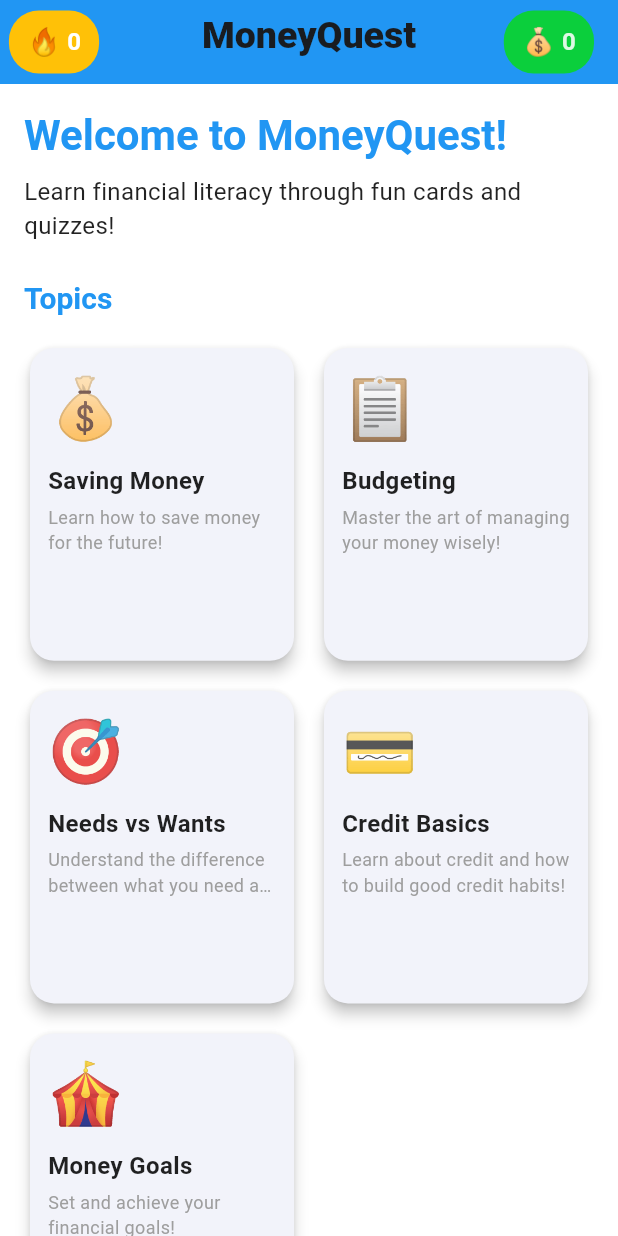
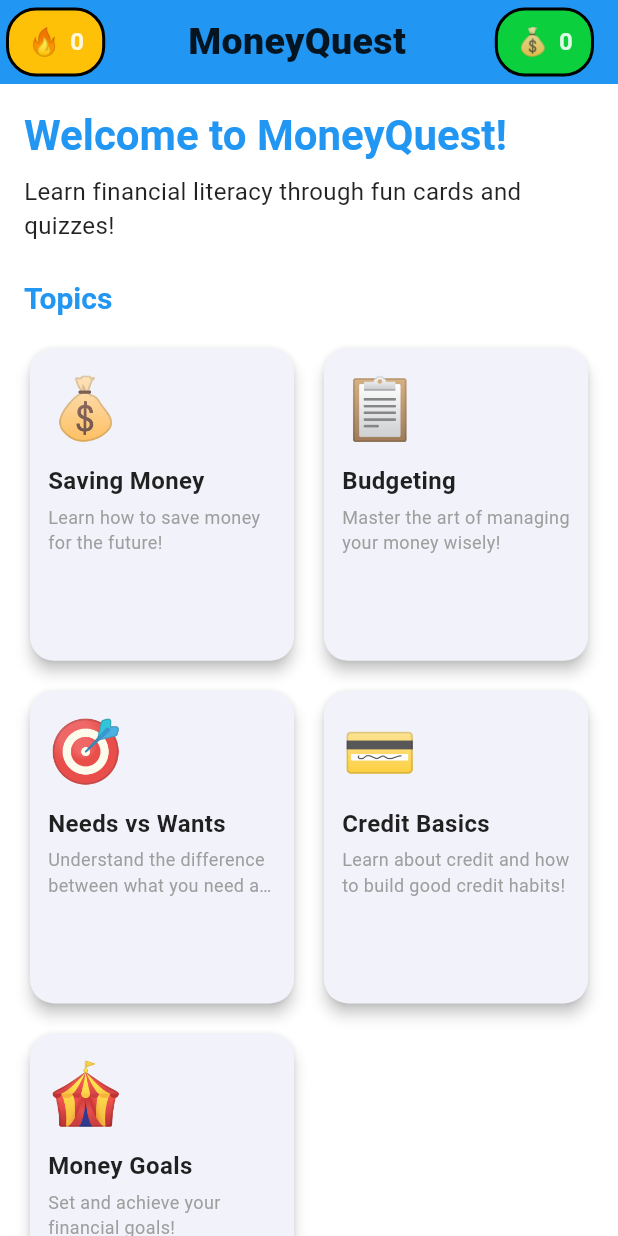
Before and after one commit to sandeshgaraga/WealthX, a Flutter app: the screen it shows after launch, on a phone screen of 412 x 824 dp. Run offline on Flutter 3.47's test engine with Material 3 defaults, Android fonts, the phone set to English and light mode, and no system bars; our stand-ins replace shared_preferences; accounts and stored records are empty.

Commit message:
2/1 update

```diff
--- a/lib/data/sample_data.dart
+++ b/lib/data/sample_data.dart
@@ -1,5 +1,6 @@
 /// Sample data for MoneyQuest app
 /// Contains all topics, flash cards, and quiz questions
+library;
 
 import '../models/models.dart';
 
--- a/lib/data/shop_data.dart
+++ b/lib/data/shop_data.dart
@@ -1,5 +1,6 @@
 /// Shop Data
 /// Contains all purchasable items in the MoneyQuest shop
+library;
 
 import '../models/models.dart';
 
--- a/lib/main.dart
+++ b/lib/main.dart
@@ -1,5 +1,6 @@
 /// Main App Entry Point
 /// Configures the Flutter app with providers and theme management
+library;
 
 import 'package:flutter/material.dart';
 import 'package:provider/provider.dart';
@@ -25,10 +26,9 @@ void main() async {
 
   runApp(
     MoneyQuestApp(
-      storageService: storageService,
-      userDataProvider: userDataProvider,
-      initialTheme: savedTheme,
-    ),
+        storageService: storageService,
+        userDataProvider: userDataProvider,
+        initialTheme: savedTheme),
   );
 }
 
@@ -38,11 +38,11 @@ class MoneyQuestApp extends StatelessWidget {
   final String initialTheme;
 
   const MoneyQuestApp({
-    Key? key,
+    super.key,
     required this.storageService,
     required this.userDataProvider,
     required this.initialTheme,
-  }) : super(key: key);
+  });
 
   @override
   Widget build(BuildContext context) {
--- a/lib/models/models.dart
+++ b/lib/models/models.dart
@@ -1,5 +1,6 @@
 /// Models for MoneyQuest app
 /// Contains data classes for Questions, FlashCards, Topics, Users, and Shop Items
+library;
 
 /// Represents a single flash card with a term and definition
 class FlashCard {
--- a/lib/screens/home_screen.dart
+++ b/lib/screens/home_screen.dart
@@ -1,5 +1,6 @@
 /// Home Screen
 /// Displays topic selection and navigation to different app sections
+library;
 
 import 'package:flutter/material.dart';
 import 'package:provider/provider.dart';
@@ -12,7 +13,7 @@ import 'quiz_screen.dart';
 import 'shop_screen.dart';
 
 class HomeScreen extends StatelessWidget {
-  const HomeScreen({Key? key}) : super(key: key);
+  const HomeScreen({super.key});
 
   @override
   Widget build(BuildContext context) {
@@ -25,78 +26,43 @@ class HomeScreen extends StatelessWidget {
             elevation: 4,
             toolbarHeight: 56,
             expandedHeight: 56,
-            flexibleSpace: FlexibleSpaceBar(
-              title: const Text(
-                'MoneyQuest',
-                style: TextStyle(fontWeight: FontWeight.w900, fontSize: 25),
-              ),
-              centerTitle: true,
-            ),
-            leadingWidth: 72,
-            leading: Consumer<UserDataProvider>(
+            flexibleSpace: Center(
+              child: Row(
+                mainAxisAlignment: MainAxisAlignment.spaceBetween,
+                children: [
+                  // Streak container
+                  Consumer<UserDataProvider>(
                     builder: (context, userDataProvider, child) {
                       return Align(
                         alignment: Alignment.center,
-                  child: Container(
-                    margin: const EdgeInsets.symmetric(horizontal: 4),
-                    padding: const EdgeInsets.symmetric(
-                      horizontal: 12,
-                      vertical: 8,
-                    ),
-                    decoration: BoxDecoration(
-                      color: Colors.amber,
-                      borderRadius: BorderRadius.circular(20),
-                    ),
-                    child: Row(
-                      mainAxisSize: MainAxisSize.min,
-                      children: [
-                        const Text('🔥', style: TextStyle(fontSize: 18)),
-                        const SizedBox(width: 4),
-                        Text(
-                          userDataProvider.streak.toString(),
-                          style: const TextStyle(
-                            fontWeight: FontWeight.bold,
-                            fontSize: 16,
-                          ),
-                        ),
-                      ],
-                    ),
+                        child: Padding(
+                          padding: const EdgeInsets.symmetric(horizontal: 4),
+                          child: StreakBadge(streak: userDataProvider.streak),
                         ),
                       );
                     },
                   ),
-            actions: [
+
+                  // Title
+                  const Text(
+                    'MoneyQuest',
+                    style: TextStyle(
+                      fontWeight: FontWeight.w900,
+                      fontSize: 25,
+                    ),
+                  ),
+
+                  // Money container
                   Consumer<UserDataProvider>(
                     builder: (context, userDataProvider, child) {
                       return Align(
                         alignment: Alignment.center,
                         child: Row(
                           children: [
-                        // Coins badge
-                        Container(
-                          margin: const EdgeInsets.symmetric(horizontal: 8),
-                          padding: const EdgeInsets.symmetric(
-                            horizontal: 12,
-                            vertical: 8,
-                          ),
-                          decoration: BoxDecoration(
-                            color: const Color.fromARGB(255, 11, 207, 60),
-                            borderRadius: BorderRadius.circular(20),
-                          ),
-                          child: Row(
-                            children: [
-                              const Text('💰', style: TextStyle(fontSize: 18)),
-                              const SizedBox(width: 4),
-                              Text(
-                                userDataProvider.coins.toString(),
-                                style: const TextStyle(
-                                  fontWeight: FontWeight.bold,
-                                  fontSize: 16,
-                                  color: Color.fromARGB(221, 255, 255, 255),
-                                ),
-                              ),
-                            ],
-                          ),
+                            Padding(
+                              padding:
+                                  const EdgeInsets.symmetric(horizontal: 8),
+                              child: CoinsBadge(coins: userDataProvider.coins),
                             ),
                             const SizedBox(width: 8),
                           ],
@@ -105,6 +71,10 @@ class HomeScreen extends StatelessWidget {
                     },
                   ),
                 ],
+              ),
+            ),
+            leadingWidth: 0,
+            actions: [],
           ),
 
           // Main content
--- a/lib/screens/shop_screen.dart
+++ b/lib/screens/shop_screen.dart
@@ -1,5 +1,6 @@
 /// Shop Screen
 /// In-app shop for purchasing cosmetic items with coins
+library;
 
 import 'package:flutter/material.dart';
 import 'package:provider/provider.dart';
@@ -10,7 +11,7 @@ import '../services/theme_provider.dart';
 import '../widgets/common_widgets.dart';
 
 class ShopScreen extends StatefulWidget {
-  const ShopScreen({Key? key}) : super(key: key);
+  const ShopScreen({super.key});
 
   @override
   State<ShopScreen> createState() => _ShopScreenState();
@@ -179,7 +180,7 @@ class _ShopScreenState extends State<ShopScreen> {
         ScaffoldMessenger.of(context).showSnackBar(
           SnackBar(
             content: Text('✅ ${item.name} purchased!'),
-            backgroundColor: Colors.green,
+            backgroundColor: const Color.fromARGB(255, 11, 207, 60),
             duration: const Duration(seconds: 2),
           ),
         );
--- a/lib/services/local_storage_service.dart
+++ b/lib/services/local_storage_service.dart
@@ -1,5 +1,6 @@
 /// Local Storage Service
 /// Handles all persistent data storage using SharedPreferences
+library;
 
 import 'package:shared_preferences/shared_preferences.dart';
 
--- a/lib/services/theme_provider.dart
+++ b/lib/services/theme_provider.dart
@@ -1,5 +1,6 @@
 /// App Themes
 /// Defines 4 kid-friendly themes: default, neon, dark, pastel
+library;
 
 import 'package:flutter/material.dart';
 
--- a/lib/services/user_data_provider.dart
+++ b/lib/services/user_data_provider.dart
@@ -1,5 +1,6 @@
 /// User Data Provider
 /// Manages global user state (coins, streak, purchases, theme)
+library;
 
 import 'package:flutter/material.dart';
 import '../models/models.dart';
--- a/lib/widgets/common_widgets.dart
+++ b/lib/widgets/common_widgets.dart
@@ -1,5 +1,6 @@
 /// Reusable Widgets for MoneyQuest
 /// Common UI components used across the app
+library;
 
 import 'package:flutter/material.dart';
 
@@ -10,11 +11,11 @@ class MoneyQuestAppBar extends StatelessWidget implements PreferredSizeWidget {
   final int streak;
 
   const MoneyQuestAppBar({
-    Key? key,
+    super.key,
     required this.title,
     required this.coins,
     required this.streak,
-  }) : super(key: key);
+  });
 
   @override
   Widget build(BuildContext context) {
@@ -31,6 +32,8 @@ class MoneyQuestAppBar extends StatelessWidget implements PreferredSizeWidget {
               decoration: BoxDecoration(
                 color: Colors.amber,
                 borderRadius: BorderRadius.circular(20),
+                border: Border.all(
+                    color: Colors.black, width: 2, style: BorderStyle.solid),
               ),
               child: Row(
                 children: [
@@ -59,8 +62,10 @@ class MoneyQuestAppBar extends StatelessWidget implements PreferredSizeWidget {
             child: Container(
               padding: const EdgeInsets.symmetric(horizontal: 12, vertical: 8),
               decoration: BoxDecoration(
-                color: const Color.fromARGB(255, 0, 255, 0),
+                color: Color.fromARGB(255, 11, 207, 60),
                 borderRadius: BorderRadius.circular(20),
+                border: Border.all(
+                    color: Colors.black, width: 2, style: BorderStyle.solid),
               ),
               child: Row(
                 children: [
@@ -90,6 +95,82 @@ class MoneyQuestAppBar extends StatelessWidget implements PreferredSizeWidget {
   Size get preferredSize => const Size.fromHeight(kToolbarHeight);
 }
 
+/// Reusable streak badge widget
+class StreakBadge extends StatelessWidget {
+  final int streak;
+
+  const StreakBadge({
+    super.key,
+    required this.streak,
+  });
+
+  @override
+  Widget build(BuildContext context) {
+    return Container(
+      padding: const EdgeInsets.symmetric(horizontal: 12, vertical: 8),
+      decoration: BoxDecoration(
+        color: Colors.amber,
+        borderRadius: BorderRadius.circular(20),
+        border:
+            Border.all(color: Colors.black, width: 2, style: BorderStyle.solid),
+      ),
+      child: Row(
+        mainAxisSize: MainAxisSize.min,
+        children: [
+          const Text('🔥', style: TextStyle(fontSize: 18)),
+          const SizedBox(width: 6),
+          Text(
+            streak.toString(),
+            style: const TextStyle(
+              fontWeight: FontWeight.bold,
+              color: Color.fromARGB(221, 255, 255, 255),
+              fontSize: 16,
+            ),
+          ),
+        ],
+      ),
+    );
+  }
+}
+
+/// Reusable coins badge widget
+class CoinsBadge extends StatelessWidget {
+  final int coins;
+
+  const CoinsBadge({
+    super.key,
+    required this.coins,
+  });
+
+  @override
+  Widget build(BuildContext context) {
+    return Container(
+      padding: const EdgeInsets.symmetric(horizontal: 12, vertical: 8),
+      decoration: BoxDecoration(
+        color: const Color.fromARGB(255, 11, 207, 60),
+        borderRadius: BorderRadius.circular(20),
+        border:
+            Border.all(color: Colors.black, width: 2, style: BorderStyle.solid),
+      ),
+      child: Row(
+        mainAxisSize: MainAxisSize.min,
+        children: [
+          const Text('💰', style: TextStyle(fontSize: 18)),
+          const SizedBox(width: 6),
+          Text(
+            coins.toString(),
+            style: const TextStyle(
+              fontWeight: FontWeight.bold,
+              color: Color.fromARGB(221, 255, 255, 255),
+              fontSize: 16,
+            ),
+          ),
+        ],
+      ),
+    );
+  }
+}
+
 /// Rounded button widget
 class RoundedButton extends StatelessWidget {
   final String label;
@@ -100,14 +181,14 @@ class RoundedButton extends StatelessWidget {
   final IconData? icon;
 
   const RoundedButton({
-    Key? key,
+    super.key,
     required this.label,
     required this.onPressed,
     this.backgroundColor,
     this.textColor,
     this.fontSize = 18,
     this.icon,
-  }) : super(key: key);
+  });
 
   @override
   Widget build(BuildContext context) {
@@ -139,12 +220,12 @@ class MoneyQuestCard extends StatelessWidget {
   final VoidCallback? onTap;
 
   const MoneyQuestCard({
-    Key? key,
+    super.key,
     required this.child,
     this.padding = const EdgeInsets.all(16),
     this.backgroundColor,
     this.onTap,
-  }) : super(key: key);
+  });
 
   @override
   Widget build(BuildContext context) {
@@ -171,18 +252,22 @@ class FlashCardWidget extends StatelessWidget {
   final bool showDefinition;
 
   const FlashCardWidget({
-    Key? key,
+    super.key,
     required this.term,
     required this.definition,
     required this.showDefinition,
-  }) : super(key: key);
+  });
 
   @override
   Widget build(BuildContext context) {
-    return Center(
+    // Get card background color based on theme
+    Color cardBackgroundColor = Colors.grey.shade200;
+
+    return Padding(
+      padding: const EdgeInsets.symmetric(horizontal: 16.0),
       child: MoneyQuestCard(
         padding: const EdgeInsets.all(32),
-        backgroundColor: Colors.blue.withOpacity(0.1),
+        backgroundColor: cardBackgroundColor,
         child: Column(
           mainAxisAlignment: MainAxisAlignment.center,
           children: [
@@ -242,13 +327,13 @@ class QuestionWidget extends StatelessWidget {
   final bool isAnswered;
 
   const QuestionWidget({
-    Key? key,
+    super.key,
     required this.question,
     required this.options,
     required this.selectedIndex,
     required this.onOptionSelected,
     this.isAnswered = false,
-  }) : super(key: key);
+  });
 
   @override
   Widget build(BuildContext context) {
@@ -302,11 +387,11 @@ class FeedbackWidget extends StatelessWidget {
   final VoidCallback onNext;
 
   const FeedbackWidget({
-    Key? key,
+    super.key,
     required this.isCorrect,
     required this.explanation,
     required this.onNext,
-  }) : super(key: key);
+  });
 
   @override
   Widget build(BuildContext context) {
@@ -363,7 +448,7 @@ class FeedbackWidget extends StatelessWidget {
 
 /// Loading widget
 class LoadingWidget extends StatelessWidget {
-  const LoadingWidget({Key? key}) : super(key: key);
+  const LoadingWidget({super.key});
 
   @override
   Widget build(BuildContext context) {
```
Also changed, not shown: lib/screens/flashcards_screen.dart (+4 -3 lines), lib/screens/quiz_screen.dart (+4 -3 lines), flutter_01.png (added), 5 other files. Lines whose indentation alone changed are shown as unchanged.
